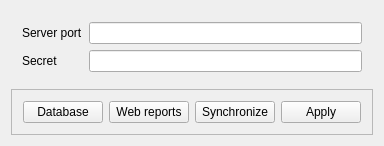
First picture: the form in Server5/c5server5.ui, repository End1-1/Cafe5, before the edit.
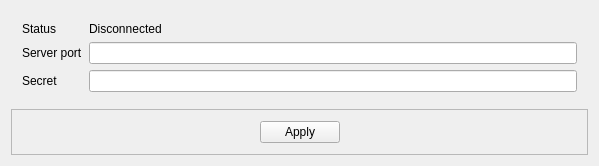
Second picture: the form after the edit. Custom widgets are drawn as their Qt base class.

Diff of the .ui file:
```diff
--- a/Server5/c5server5.ui
+++ b/Server5/c5server5.ui
@@ -6,8 +6,8 @@
    <rect>
     <x>0</x>
     <y>0</y>
-    <width>340</width>
-    <height>131</height>
+    <width>599</width>
+    <height>162</height>
    </rect>
   </property>
   <property name="sizePolicy">
@@ -18,8 +18,8 @@
   </property>
   <property name="maximumSize">
    <size>
-    <width>340</width>
-    <height>131</height>
+    <width>16777215</width>
+    <height>16777215</height>
    </size>
   </property>
   <property name="windowTitle">
@@ -29,34 +29,48 @@
    <item>
     <widget class="WidgetContainer" name="wc" native="true">
      <layout class="QFormLayout" name="formLayout">
-      <item row="0" column="0">
+      <item row="1" column="0">
        <widget class="QLabel" name="label">
         <property name="text">
          <string>Server port</string>
         </property>
        </widget>
       </item>
-      <item row="0" column="1">
+      <item row="1" column="1">
        <widget class="QLineEdit" name="lineEdit">
         <property name="settings" stdset="0">
          <string>serverport</string>
         </property>
        </widget>
       </item>
-      <item row="1" column="0">
+      <item row="2" column="0">
        <widget class="QLabel" name="label_2">
         <property name="text">
          <string>Secret</string>
         </property>
        </widget>
       </item>
-      <item row="1" column="1">
+      <item row="2" column="1">
        <widget class="QLineEdit" name="lineEdit_2">
         <property name="settings" stdset="0">
          <string>serversecret</string>
         </property>
        </widget>
       </item>
+      <item row="0" column="0">
+       <widget class="QLabel" name="label_3">
+        <property name="text">
+         <string>Status</string>
+        </property>
+       </widget>
+      </item>
+      <item row="0" column="1">
+       <widget class="QLabel" name="lbStatus">
+        <property name="text">
+         <string>Disconnected</string>
+        </property>
+       </widget>
+      </item>
      </layout>
     </widget>
    </item>
@@ -82,27 +96,6 @@
         </property>
        </spacer>
       </item>
-      <item>
-       <widget class="QPushButton" name="btnDatabase">
-        <property name="text">
-         <string>Database</string>
-        </property>
-       </widget>
-      </item>
-      <item>
-       <widget class="QPushButton" name="btnReportsToUpload">
-        <property name="text">
-         <string>Web reports</string>
-        </property>
-       </widget>
-      </item>
-      <item>
-       <widget class="QPushButton" name="btnDatabaseSync">
-        <property name="text">
-         <string>Synchronize</string>
-        </property>
-       </widget>
-      </item>
       <item>
        <widget class="QPushButton" name="btnApply">
         <property name="text">
@@ -110,6 +103,19 @@
         </property>
        </widget>
       </item>
+      <item>
+       <spacer name="horizontalSpacer_2">
+        <property name="orientation">
+         <enum>Qt::Horizontal</enum>
+        </property>
+        <property name="sizeHint" stdset="0">
+         <size>
+          <width>217</width>
+          <height>20</height>
+         </size>
+        </property>
+       </spacer>
+      </item>
      </layout>
     </widget>
    </item>
```
